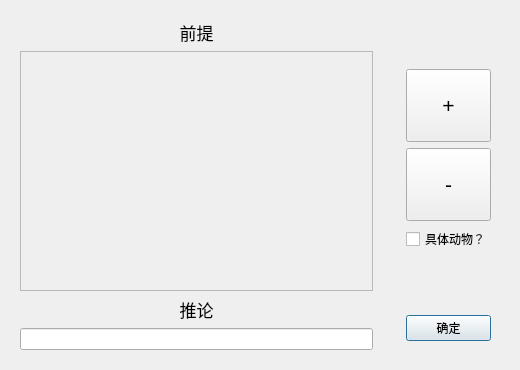
First picture: the form in addrulesdialog.ui, repository YoferChen/AnimalRecognitionSystem_Qt5, before the edit.
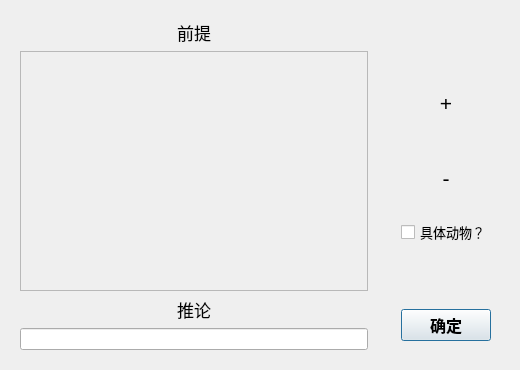
Second picture: the form after the edit. Icons and pictures are not drawn.

```diff
--- a/addrulesdialog.ui
+++ b/addrulesdialog.ui
@@ -21,6 +21,7 @@
        <widget class="QLabel" name="label">
         <property name="font">
          <font>
+          <family>全新硬笔行书简</family>
           <pointsize>13</pointsize>
          </font>
         </property>
@@ -42,8 +43,8 @@
           <rect>
            <x>0</x>
            <y>0</y>
-           <width>319</width>
-           <height>236</height>
+           <width>277</width>
+           <height>232</height>
           </rect>
          </property>
         </widget>
@@ -53,6 +54,7 @@
        <widget class="QLabel" name="label_2">
         <property name="font">
          <font>
+          <family>全新硬笔行书简</family>
           <pointsize>13</pointsize>
          </font>
         </property>
@@ -114,6 +116,28 @@
            <property name="text">
             <string>+</string>
            </property>
+           <property name="icon">
+            <iconset resource="resources.qrc">
+             <normaloff>:/2/Button Add.ico</normaloff>:/2/Button Add.ico</iconset>
+           </property>
+           <property name="iconSize">
+            <size>
+             <width>60</width>
+             <height>60</height>
+            </size>
+           </property>
+           <property name="popupMode">
+            <enum>QToolButton::DelayedPopup</enum>
+           </property>
+           <property name="toolButtonStyle">
+            <enum>Qt::ToolButtonIconOnly</enum>
+           </property>
+           <property name="autoRaise">
+            <bool>true</bool>
+           </property>
+           <property name="arrowType">
+            <enum>Qt::NoArrow</enum>
+           </property>
           </widget>
          </item>
          <item>
@@ -132,6 +156,19 @@
            <property name="text">
             <string>-</string>
            </property>
+           <property name="icon">
+            <iconset resource="resources.qrc">
+             <normaloff>:/2/Button Delete.ico</normaloff>:/2/Button Delete.ico</iconset>
+           </property>
+           <property name="iconSize">
+            <size>
+             <width>60</width>
+             <height>60</height>
+            </size>
+           </property>
+           <property name="autoRaise">
+            <bool>true</bool>
+           </property>
           </widget>
          </item>
          <item>
@@ -142,9 +179,24 @@
              <verstretch>0</verstretch>
             </sizepolicy>
            </property>
+           <property name="font">
+            <font>
+             <pointsize>10</pointsize>
+            </font>
+           </property>
            <property name="text">
             <string>具体动物？</string>
            </property>
+           <property name="icon">
+            <iconset resource="resources.qrc">
+             <normaloff>:/1/37.ico</normaloff>:/1/37.ico</iconset>
+           </property>
+           <property name="iconSize">
+            <size>
+             <width>28</width>
+             <height>25</height>
+            </size>
+           </property>
           </widget>
          </item>
         </layout>
@@ -183,9 +235,38 @@
              <verstretch>0</verstretch>
             </sizepolicy>
            </property>
+           <property name="font">
+            <font>
+             <pointsize>12</pointsize>
+             <weight>75</weight>
+             <bold>true</bold>
+            </font>
+           </property>
            <property name="text">
             <string>确定</string>
            </property>
+           <property name="icon">
+            <iconset resource="resources.qrc">
+             <normaloff>:/1/312.ico</normaloff>:/1/312.ico</iconset>
+           </property>
+           <property name="iconSize">
+            <size>
+             <width>30</width>
+             <height>30</height>
+            </size>
+           </property>
+           <property name="checkable">
+            <bool>false</bool>
+           </property>
+           <property name="autoRepeat">
+            <bool>false</bool>
+           </property>
+           <property name="autoExclusive">
+            <bool>false</bool>
+           </property>
+           <property name="autoDefault">
+            <bool>true</bool>
+           </property>
           </widget>
          </item>
         </layout>
```
Left out of the diff: 10 changed lines with no effect on the pictures.
